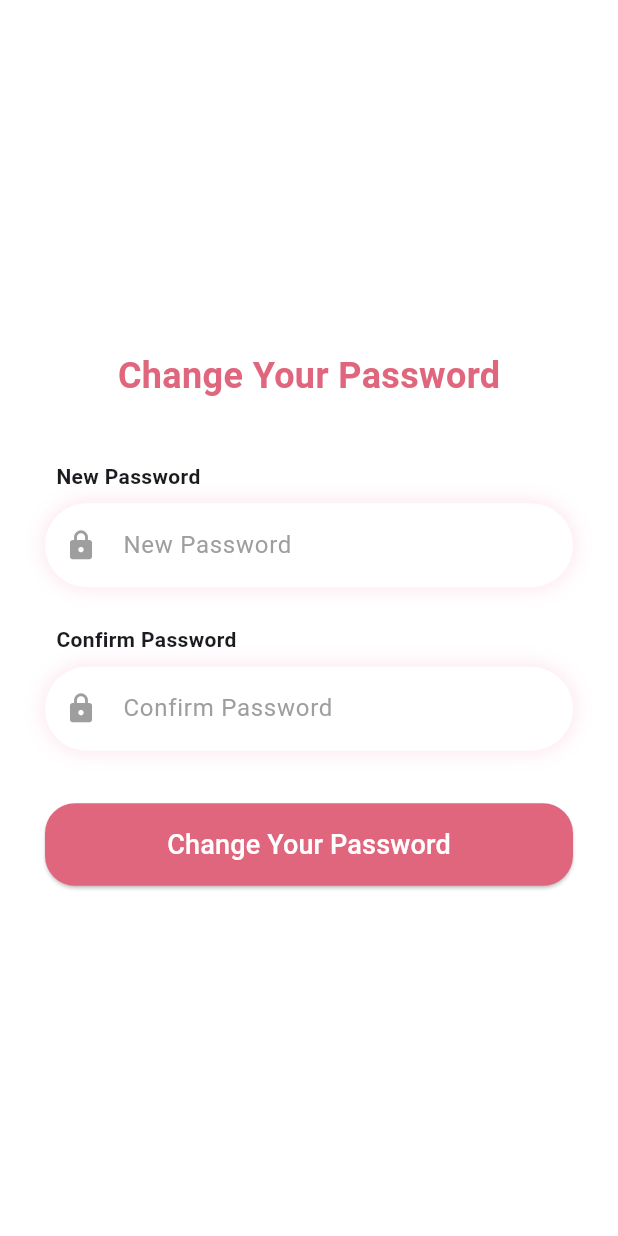
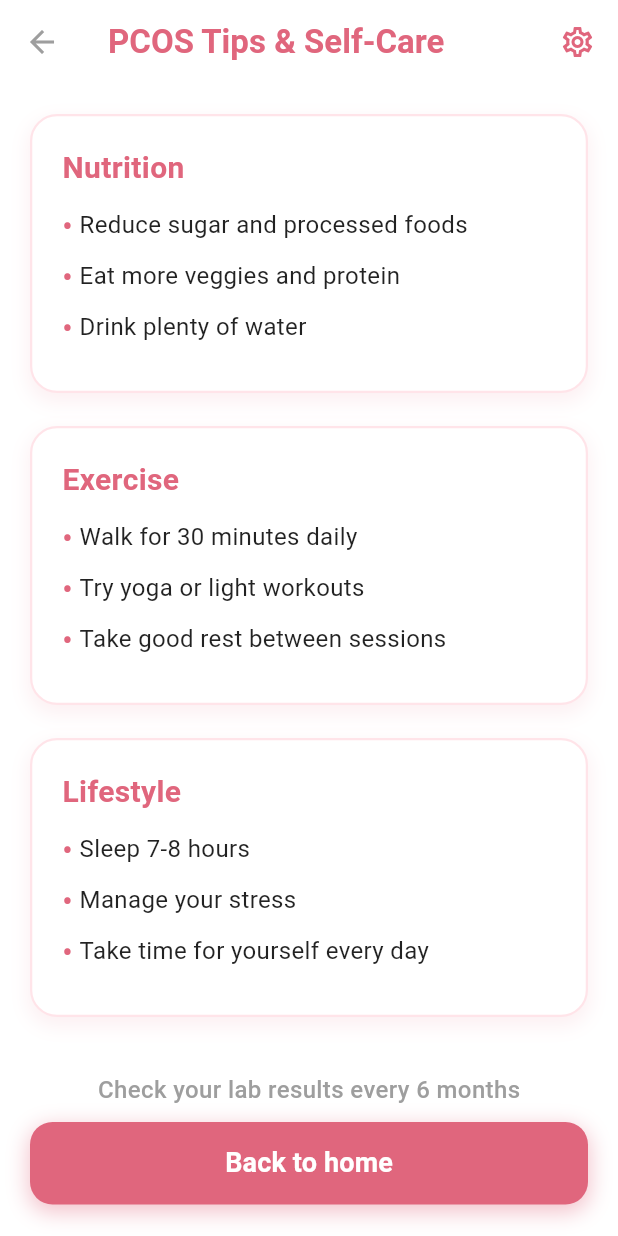
Before and after one commit to AbdullahHamoda20/Hormo-Track, a Flutter app: the screen it shows after launch, on a phone screen of 412 x 824 dp. Run offline on Flutter 3.47's test engine with Material 3 defaults, Android fonts, the phone set to English and light mode, and no system bars.

Commit message:
add tips_screen

```diff
--- a/lib/features/tips/view/tips_screen.dart
+++ b/lib/features/tips/view/tips_screen.dart
@@ -1,163 +1,141 @@
 import 'package:flutter/material.dart';
 
-class TipsScreen extends StatelessWidget {
-  const TipsScreen({super.key});
+class PcosTipsScreen extends StatelessWidget {
+  const PcosTipsScreen({super.key});
 
   @override
   Widget build(BuildContext context) {
-    Color primaryPink = const Color(0xFFE96677);
-
     return Scaffold(
       backgroundColor: Colors.white,
-      body: SafeArea(
-        child: SingleChildScrollView(
-          padding: const EdgeInsets.all(20.0),
-          child: Column(
-            crossAxisAlignment: CrossAxisAlignment.start,
-            children: [
-              Align(
-                alignment: Alignment.topRight,
-                child: Icon(
-                  Icons.settings_outlined,
-                  color: primaryPink,
-                  size: 28,
+      appBar: AppBar(
+        backgroundColor: Colors.white,
+        elevation: 0,
+        leading: IconButton(
+          icon: const Icon(Icons.arrow_back, color: Colors.grey),
+          onPressed: () => Navigator.pop(context),
+        ),
+        title: const Text(
+          "PCOS Tips & Self-Care",
+          style: TextStyle(
+            color: Color(0xFFE0667D),
+            fontWeight: FontWeight.bold,
+            fontSize: 22,
           ),
         ),
-
-              const SizedBox(height: 15),
-              Row(
-                children: [
-                  IconButton(
-                    icon: const Icon(Icons.arrow_back, color: Colors.black54),
-                    onPressed: () => Navigator.pop(context),
-                  ),
-                  const SizedBox(width: 10),
-                  Text(
-                    "PCOS Tips & Self-Care",
-                    style: TextStyle(
-                      color: primaryPink,
-                      fontSize: 22,
-                      fontWeight: FontWeight.bold,
-                    ),
-                  ),
+        actions: const [
+          Icon(Icons.settings_outlined, color: Color(0xFFE0667D)),
+          SizedBox(width: 15),
         ],
       ),
-              const SizedBox(height: 30),
-
+      body: SingleChildScrollView(
+        padding: const EdgeInsets.all(20),
+        child: Column(
+          children: [
             buildTipCard("Nutrition", [
               "Reduce sugar and processed foods",
               "Eat more veggies and protein",
               "Drink plenty of water",
-              ], primaryPink),
+            ]),
             buildTipCard("Exercise", [
               "Walk for 30 minutes daily",
               "Try yoga or light workouts",
               "Take good rest between sessions",
-              ], primaryPink),
+            ]),
             buildTipCard("Lifestyle", [
               "Sleep 7-8 hours",
               "Manage your stress",
               "Take time for yourself every day",
-              ], primaryPink),
+            ]),
 
-              const SizedBox(height: 30),
-              const Center(
-                child: Text(
+
+            const SizedBox(height: 15),
+            const Text(
               "Check your lab results every 6 months",
-                  style: TextStyle(
-                    fontSize: 16,
-                    color: Colors.black87,
-                    fontWeight: FontWeight.w500,
+              style: TextStyle(color: Colors.grey, fontSize: 16, fontWeight: FontWeight.w500),
+            ),
+            const SizedBox(height: 10),
+
+            Container(
+              width: double.infinity,
+              height: 55,
+              decoration: BoxDecoration(
+                borderRadius: BorderRadius.circular(15),
+                boxShadow: [
+                  BoxShadow(
+
+                    color: const Color(0xFFE0667D).withOpacity(0.4),
+                    blurRadius: 12,
+                    spreadRadius: 1,
+                    offset: const Offset(0, 4),
+                  ),
+                ],
+              ),
+              child: ElevatedButton(
+                style: ElevatedButton.styleFrom(
+                  backgroundColor: const Color(0xFFE0667D),
+                  shape: RoundedRectangleBorder(borderRadius: BorderRadius.circular(15)),
+                  elevation: 0,
+                ),
+                onPressed: () => Navigator.pop(context),
+                child: const Text(
+                  "Back to home",
+                  style: TextStyle(color: Colors.white, fontSize: 18, fontWeight: FontWeight.bold),
                 ),
               ),
             ),
-              const SizedBox(height: 30),
-
-              SizedBox(
-                width: double.infinity,
-                height: 55,
-                child: ElevatedButton(
-                  onPressed: () =>
-                      Navigator.of(context).popUntil((route) => route.isFirst),
-                  style: ElevatedButton.styleFrom(
-                    backgroundColor: primaryPink,
-                    shape: RoundedRectangleBorder(
-                      borderRadius: BorderRadius.circular(15),
-                    ),
-                    elevation: 5,
-                    shadowColor: primaryPink.withOpacity(0.4),
-                  ),
-                  child: const Text(
-                    "Back to home",
-                    style: TextStyle(
-                      fontSize: 20,
-                      color: Colors.white,
-                      fontWeight: FontWeight.bold,
-                    ),
-                  ),
-                ),
-              ),
+            const SizedBox(height: 20),
           ],
-          ),
         ),
       ),
     );
   }
 
-  Widget buildTipCard(String title, List<String> tips, Color color) {
+  Widget buildTipCard(String title, List<String> tips) {
     return Container(
       width: double.infinity,
-      margin: const EdgeInsets.only(bottom: 14),
+      margin: const EdgeInsets.only(bottom: 22),
       padding: const EdgeInsets.all(20),
       decoration: BoxDecoration(
         color: Colors.white,
-        borderRadius: BorderRadius.circular(20),
-        border: Border.all(color: color.withOpacity(0.9)),
+        borderRadius: BorderRadius.circular(18),
         boxShadow: [
           BoxShadow(
-            color: color.withOpacity(0.2),
-            blurRadius: 15,
-            spreadRadius: 2,
-            offset: const Offset(0, 8),
+
+            color: const Color(0xFFE0667D).withOpacity(0.1),
+            blurRadius: 10,
+            spreadRadius: 1,
+            offset: const Offset(0, 5),
           ),
         ],
+        border: Border.all(color: const Color(0xFFFFE4E9), width: 1.5),
       ),
       child: Column(
         crossAxisAlignment: CrossAxisAlignment.start,
         children: [
           Text(
             title,
-            style: TextStyle(
-              color: color,
-              fontSize: 18,
+            style: const TextStyle(
+              color: Color(0xFFE0667D),
               fontWeight: FontWeight.bold,
+              fontSize: 20,
             ),
           ),
           const SizedBox(height: 12),
-          ...tips.map(
-            (tip) => Padding(
-              padding: const EdgeInsets.symmetric(vertical: 5.0),
+          ...tips.map((tip) => Padding(
+                padding: const EdgeInsets.only(bottom: 8),
                 child: Row(
                   crossAxisAlignment: CrossAxisAlignment.start,
                   children: [
-                  Text(
-                    "• ",
-                    style: TextStyle(color: color, fontWeight: FontWeight.bold),
-                  ),
+                    const Text("• ", style: TextStyle(color: Color(0xFFE0667D), fontSize: 18, fontWeight: FontWeight.bold)),
                     Expanded(
                       child: Text(
                         tip,
-                      style: const TextStyle(
-                        fontSize: 15,
-                        color: Colors.black87,
-                        height: 1.4,
-                      ),
+                        style: const TextStyle(color: Colors.black87, fontSize: 16, height: 1.4),
                       ),
                     ),
                   ],
                 ),
-            ),
-          ),
+              )),
         ],
       ),
     );
--- a/lib/main.dart
+++ b/lib/main.dart
@@ -1,18 +1,6 @@
 import 'package:flutter/material.dart';
-
-
-import 'features/settings/view/about_us_screen.dart';
-import 'features/settings/view/profile_screen.dart';
-import 'features/settings/view/contact_screen.dart';
-import 'features/settings/view/settings_screen.dart';
+// تأكدي من عمل import للملف اللي فيه صفحة الـ tips
 import 'features/tips/view/tips_screen.dart';
-import 'features/auth/view/change_password_screen.dart';
-
-import 'package:hormo_track/core/constants/app_routes.dart';
-import 'features/onboarding/view/onBoarding_screen.dart';
-import 'features/onboarding/view/splash_screen.dart';
-
-
 
 void main() {
   runApp(const MyApp());
@@ -21,21 +9,12 @@ void main() {
 class MyApp extends StatelessWidget {
   const MyApp({super.key});
 
-
- @override
-
-
-
- @override
-
-  // This widget is the root of your application.
   @override
   Widget build(BuildContext context) {
     return MaterialApp(
       debugShowCheckedModeBanner: false,
-      title: 'Password UI',
 
-      home: const ChangePasswordScreen(),
+      home: const PcosTipsScreen(),
     );
   }
 }
--- a/pubspec.yaml
+++ b/pubspec.yaml
@@ -63,7 +63,7 @@ flutter:
   # To add assets to your application, add an assets section, like this:
   assets:
     - assets/icons/
-    - assets/images/
+    - assets/images/beforeGoToHome.png
 
   # An image asset can refer to one or more resolution-specific "variants", see
   # https://flutter.dev/to/resolution-aware-images
```
Lines whose indentation alone changed are shown as unchanged.
